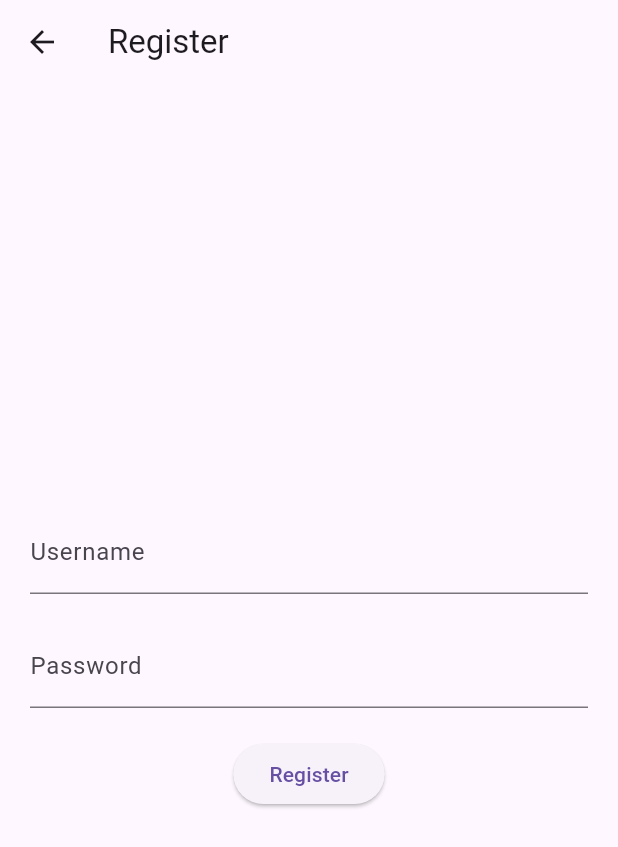
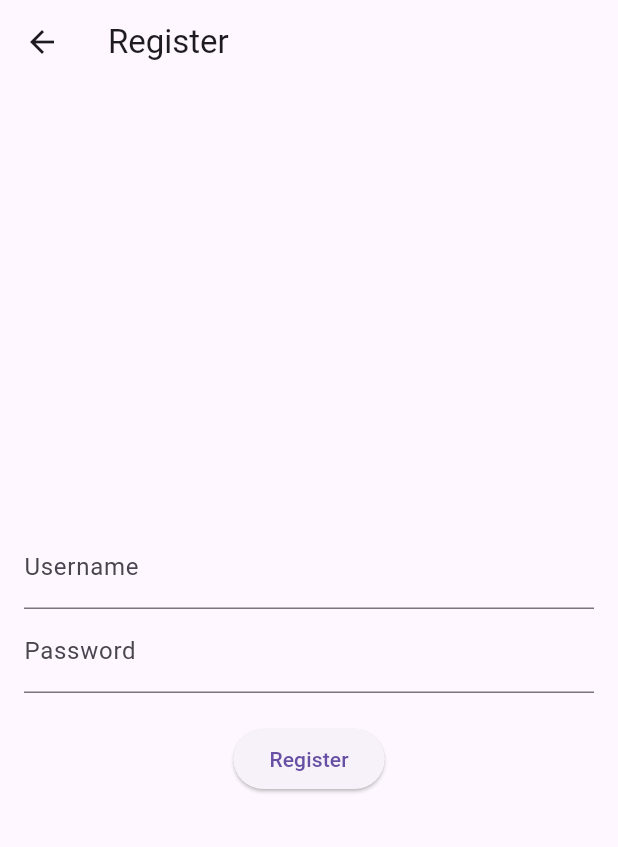
Before and after one commit to Jay-dev1/ddos_protection_app, a Flutter app: the RegisterScreen screen opened by its route, after a tap on "Register", on a phone screen of 412 x 824 dp. Shown: the top 847 px of the screen. Run offline on Flutter 3.47's test engine with Material 3 defaults, Android fonts, the phone set to English and light mode, and no system bars; network calls fail.

```diff
--- a/lib/registration_screen.dart
+++ b/lib/registration_screen.dart
@@ -1,4 +1,3 @@
-import 'dart:convert';
 import 'package:flutter/material.dart';
 import 'package:http/http.dart' as http;
 
@@ -12,20 +11,23 @@ class _RegisterScreenState extends State<RegisterScreen> {
   TextEditingController _passwordController = TextEditingController();
 
   Future<void> registerUser() async {
-    String url = 'https://ddos-protection-app-git-main-jays-projects-319a96dd.vercel.app/api/register'; // Replace with your Vercel serverless function URL
-    var response = await http.post(Uri.parse(url), body: {
+    var url = Uri.parse('https://ddos-protection-app-git-main-jays-projects-319a96dd.vercel.app/api/users/register');
+    var response = await http.post(
+      url,
+      body: {
         'username': _usernameController.text,
         'password': _passwordController.text,
-    });
+      },
+    );
 
     if (response.statusCode == 200) {
-      // Registration successful, navigate to home screen
-      Navigator.pushReplacementNamed(context, '/home');
+      // Registration successful
+      print('User registered successfully!');
+      // Navigate to home screen or show success message
     } else {
-      // Registration failed, show error message
-      ScaffoldMessenger.of(context).showSnackBar(
-        SnackBar(content: Text('Registration failed')),
-      );
+      // Registration failed
+      print('Registration failed: ${response.statusCode}');
+      // Handle error, show error message
     }
   }
 
@@ -33,9 +35,8 @@ class _RegisterScreenState extends State<RegisterScreen> {
   Widget build(BuildContext context) {
     return Scaffold(
       appBar: AppBar(title: Text('Register')),
-      body: Center(
-        child: Padding(
-          padding: const EdgeInsets.all(20.0),
+      body: Padding(
+        padding: EdgeInsets.all(16.0),
         child: Column(
           mainAxisAlignment: MainAxisAlignment.center,
           children: <Widget>[
@@ -43,7 +44,6 @@ class _RegisterScreenState extends State<RegisterScreen> {
               controller: _usernameController,
               decoration: InputDecoration(labelText: 'Username'),
             ),
-              SizedBox(height: 20),
             TextField(
               controller: _passwordController,
               decoration: InputDecoration(labelText: 'Password'),
@@ -51,13 +51,14 @@ class _RegisterScreenState extends State<RegisterScreen> {
             ),
             SizedBox(height: 20),
             ElevatedButton(
-                onPressed: registerUser,
+              onPressed: () {
+                registerUser();
+              },
               child: Text('Register'),
             ),
           ],
         ),
       ),
-      ),
     );
   }
 }
```
Also changed, not shown: 1 other file. Lines whose indentation alone changed are shown as unchanged.
